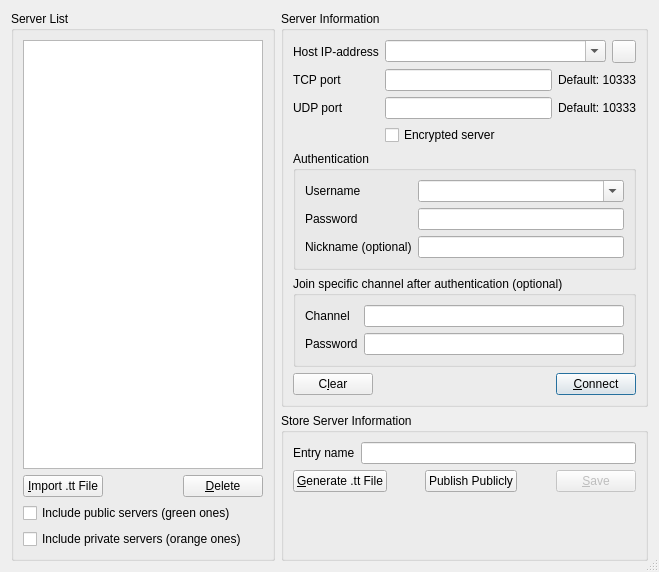
Above: Client/qtTeamTalk/serverlist.ui from BearWare/TeamTalk5 before the change. Below: the same form after it.
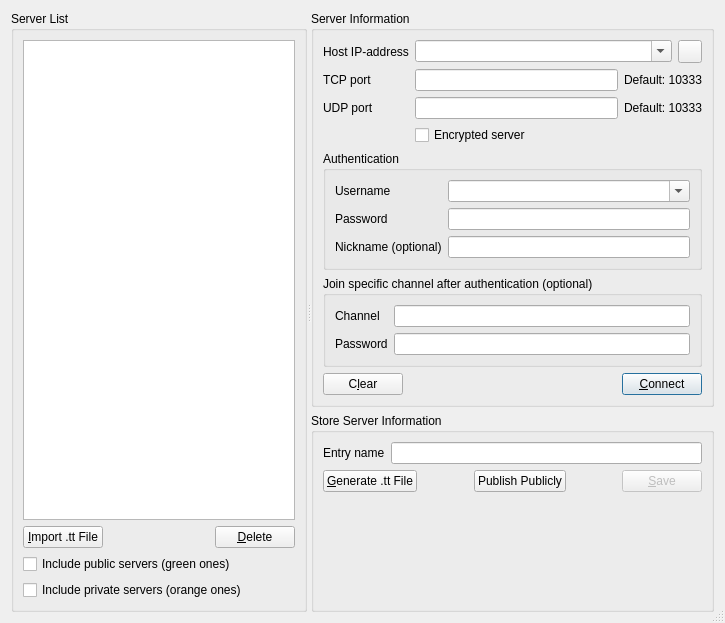
That is the form after the change. Icons and pictures are not drawn. Custom widgets are drawn as their Qt base class.

Commit message: Horizontal splitter in server list dialog

Patch:
```diff
--- a/Client/qtTeamTalk/serverlist.ui
+++ b/Client/qtTeamTalk/serverlist.ui
@@ -6,8 +6,8 @@
    <rect>
     <x>0</x>
     <y>0</y>
-    <width>659</width>
-    <height>572</height>
+    <width>725</width>
+    <height>623</height>
    </rect>
   </property>
   <property name="windowTitle">
@@ -21,6 +21,10 @@
   </property>
   <layout class="QHBoxLayout" name="horizontalLayout_5">
    <item>
+    <widget class="QSplitter" name="splitter">
+     <property name="orientation">
+      <enum>Qt::Horizontal</enum>
+     </property>
     <widget class="QGroupBox" name="groupBox">
      <property name="title">
       <string>Server List</string>
@@ -89,8 +93,7 @@
       </item>
      </layout>
     </widget>
-   </item>
-   <item>
+     <widget class="QWidget" name="">
     <layout class="QVBoxLayout" name="verticalLayout_5">
      <item>
       <widget class="QGroupBox" name="groupBox_2">
@@ -441,6 +444,8 @@
       </widget>
      </item>
     </layout>
+     </widget>
+    </widget>
    </item>
   </layout>
  </widget>
```
Lines whose indentation alone changed are shown as unchanged.
